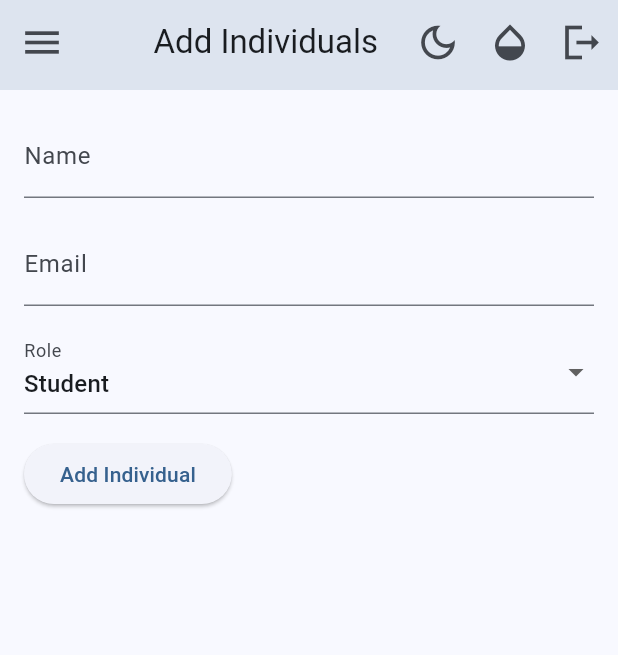
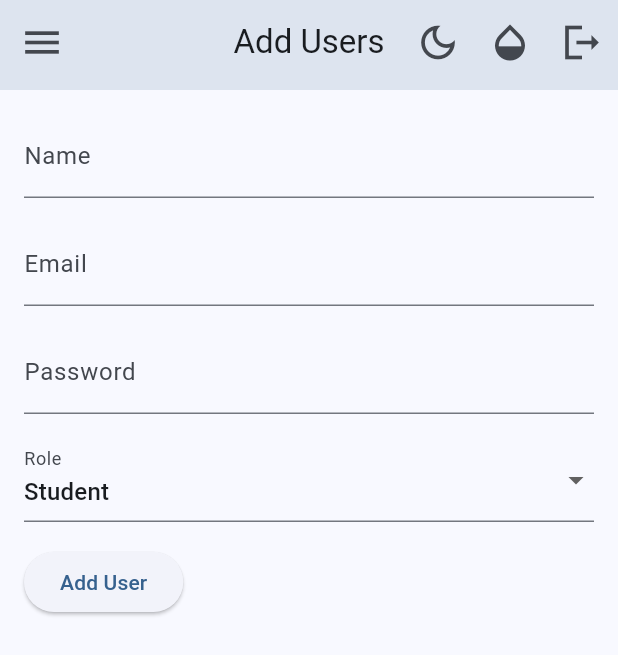
Before and after one commit to Maxwell-016/Residential-Tracker-and-booking, a Flutter app: the AddIndividualsPage screen opened by its route, on a phone screen of 412 x 824 dp. Shown: the top 655 px of the screen. Run offline on Flutter 3.47's test engine with Material 3 defaults, Android fonts, the phone set to English and light mode, and no system bars; our stand-ins replace awesome_notifications, carousel_slider, cloud_firestore, dio, email_validator, file_picker and 14 more; missing offline and left inert: dart:html, flutter_email_sender; accounts and stored records are empty.

Commit message:
trying to add users manually

```diff
--- a/flutter_frontend/lib/View/Screens/Admin/add_individuals_page.dart
+++ b/flutter_frontend/lib/View/Screens/Admin/add_individuals_page.dart
@@ -1,6 +1,7 @@
 import 'package:cloud_firestore/cloud_firestore.dart';
 import 'package:flutter/material.dart';
 import 'package:flutter_frontend/View/Components/admin_side_nav.dart';
+import 'package:flutter_frontend/security/hashPassword.dart'; // Import the hashPassword function
 
 import '../../../constants.dart';
 import '../../Components/SimpleAppBar.dart';
@@ -25,57 +26,63 @@ class _AddIndividualsPageState extends State<AddIndividualsPage> {
   final _formKey = GlobalKey<FormState>();
   final TextEditingController _nameController = TextEditingController();
   final TextEditingController _emailController = TextEditingController();
-  final TextEditingController _phoneController = TextEditingController();
-  final TextEditingController _locationController = TextEditingController();
-  final TextEditingController _profilePhotoController = TextEditingController();
+  final TextEditingController _passwordController = TextEditingController(); // Password controller
   String _selectedRole = 'Student'; // Default role
   bool _isLoading = false;
 
   final FirebaseFirestore _firestore = FirebaseFirestore.instance;
 
-  Future<void> _addIndividual() async {
+  Future<void> _addUser() async {
     if (_formKey.currentState!.validate()) {
       setState(() {
         _isLoading = true;
       });
 
       try {
+        // Check if the user already exists
+        final querySnapshot = await _firestore
+            .collection('Users')
+            .where('email', isEqualTo: _emailController.text.trim())
+            .get();
+
+        if (querySnapshot.docs.isNotEmpty) {
+          // User already exists
+          ScaffoldMessenger.of(context).showSnackBar(
+            const SnackBar(content: Text('User already exists')),
+          );
+        } else {
+          // Hash the password using the imported function
+          final hashedPassword = hashPassword(_passwordController.text.trim());
+
           // Prepare user data
           final userData = {
-          'Name': _nameController.text.trim(),
-          'Email': _emailController.text.trim(),
-          'Location': _locationController.text.trim(),
-          'Phone Number': _phoneController.text.trim(),
-          'Profile Photo': _profilePhotoController.text.trim(),
-          'isVerified': false, // Default to false for new entries
-          'Created At': FieldValue.serverTimestamp(),
+            'name': _nameController.text.trim(),
+            'email': _emailController.text.trim(),
+            'role': _selectedRole,
+            'password': hashedPassword, // Save the hashed password
+            'createdAt': FieldValue.serverTimestamp(),
           };
 
           // Save to Firestore
-        if (_selectedRole == 'Landlord') {
-          await _firestore.collection('Landlords').add(userData);
-        } else {
           await _firestore.collection('Users').add(userData);
-        }
 
           // Show success message
           ScaffoldMessenger.of(context).showSnackBar(
-          const SnackBar(content: Text('Individual added successfully!')),
+            const SnackBar(content: Text('User added successfully!')),
           );
 
           // Clear the form
           _nameController.clear();
           _emailController.clear();
-        _phoneController.clear();
-        _locationController.clear();
-        _profilePhotoController.clear();
+          _passwordController.clear();
           setState(() {
             _selectedRole = 'Student';
           });
+        }
       } catch (e) {
         // Handle errors
         ScaffoldMessenger.of(context).showSnackBar(
-          SnackBar(content: Text('Failed to add individual: $e')),
+          SnackBar(content: Text('Failed to add user: $e')),
         );
       } finally {
         setState(() {
@@ -94,7 +101,7 @@ class _AddIndividualsPageState extends State<AddIndividualsPage> {
           changeTheme: widget.changeTheme,
           changeColor: widget.changeColor,
           colorSelected: widget.colorSelected,
-          title: 'Add Individuals',
+          title: 'Add Users',
         ),
       ),
       drawer: const AdminSideNav(),
@@ -131,6 +138,21 @@ class _AddIndividualsPageState extends State<AddIndividualsPage> {
                   },
                 ),
                 const SizedBox(height: 16),
+                TextFormField(
+                  controller: _passwordController,
+                  decoration: const InputDecoration(labelText: 'Password'),
+                  obscureText: true, // Hide the password input
+                  validator: (value) {
+                    if (value == null || value.isEmpty) {
+                      return 'Please enter a password';
+                    }
+                    if (value.length < 6) {
+                      return 'Password must be at least 6 characters';
+                    }
+                    return null;
+                  },
+                ),
+                const SizedBox(height: 16),
                 DropdownButtonFormField<String>(
                   value: _selectedRole,
                   decoration: const InputDecoration(labelText: 'Role'),
@@ -145,40 +167,11 @@ class _AddIndividualsPageState extends State<AddIndividualsPage> {
                   },
                 ),
                 const SizedBox(height: 16),
-                if (_selectedRole == 'Landlord') ...[
-                  TextFormField(
-                    controller: _phoneController,
-                    decoration: const InputDecoration(labelText: 'Phone Number'),
-                    validator: (value) {
-                      if (value == null || value.isEmpty) {
-                        return 'Please enter a phone number';
-                      }
-                      return null;
-                    },
-                  ),
-                  const SizedBox(height: 16),
-                  TextFormField(
-                    controller: _locationController,
-                    decoration: const InputDecoration(labelText: 'Location'),
-                    validator: (value) {
-                      if (value == null || value.isEmpty) {
-                        return 'Please enter a location';
-                      }
-                      return null;
-                    },
-                  ),
-                  const SizedBox(height: 16),
-                  TextFormField(
-                    controller: _profilePhotoController,
-                    decoration: const InputDecoration(labelText: 'Profile Photo URL (Optional)'),
-                  ),
-                  const SizedBox(height: 16),
-                ],
                 _isLoading
                     ? const Center(child: CircularProgressIndicator())
                     : ElevatedButton(
-                        onPressed: _addIndividual,
-                        child: const Text('Add Individual'),
+                        onPressed: _addUser,
+                        child: const Text('Add User'),
                       ),
               ],
             ),
```
Lines whose indentation alone changed are shown as unchanged.
